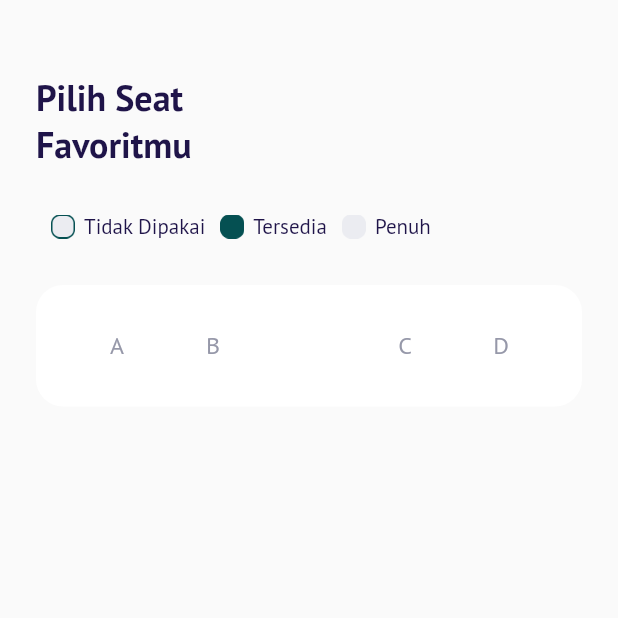
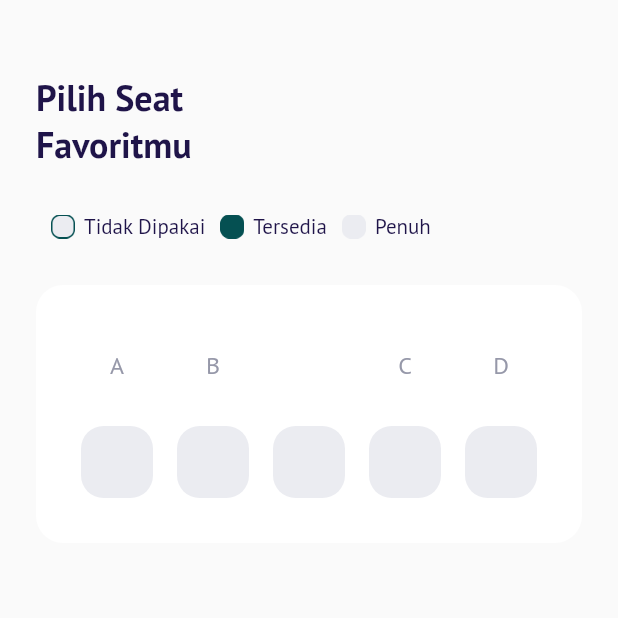
Before and after one commit to fredibagus12/terbangin-apps, a Flutter app: the ChooseSeatPage screen opened directly, on a phone screen of 412 x 824 dp, the top half of it. Run offline on Flutter 3.47's test engine with Material 2 defaults, Android fonts, the phone set to English and light mode, and no system bars; our stand-ins replace google_fonts.

Commit message:
Choose Seat Page - Seat Item 1

```diff
--- a/terbangin/lib/shared/theme.dart
+++ b/terbangin/lib/shared/theme.dart
@@ -13,7 +13,7 @@ Color kRedColor = const Color(0xffEB70A5);
 Color kBackgroundColor = const Color(0xffFAFAFA);
 Color kInactiveColor = const Color(0xffDBD7EC);
 Color kTransparentColor = Colors.transparent;
-
+Color kUnavailableColor = const Color(0xffEBECF1);
 TextStyle blackTextStyle = GoogleFonts.ptSans(
   color: kBlackColor,
 );
--- a/terbangin/lib/ui/pages/choose_seat_page.dart
+++ b/terbangin/lib/ui/pages/choose_seat_page.dart
@@ -1,6 +1,9 @@
+// ignore_for_file: sized_box_for_whitespace
+
 import 'package:flutter/material.dart';
 import 'package:flutter/rendering.dart';
 import 'package:terbangin/shared/theme.dart';
+import 'package:terbangin/ui/widget/seat_item.dart';
 
 class ChooseSeatPage extends StatelessWidget {
   const ChooseSeatPage({Key? key}) : super(key: key);
@@ -94,8 +97,11 @@ class ChooseSeatPage extends StatelessWidget {
         child: Column(
           children: [
             Row(
+              mainAxisAlignment: MainAxisAlignment.spaceAround,
               children: [
-                Expanded(
+                Container(
+                  width: 48,
+                  height: 48,
                   child: Center(
                     child: Text(
                       'A',
@@ -105,7 +111,9 @@ class ChooseSeatPage extends StatelessWidget {
                     ),
                   ),
                 ),
-                Expanded(
+                Container(
+                  width: 48,
+                  height: 48,
                   child: Center(
                     child: Text(
                       'B',
@@ -115,7 +123,9 @@ class ChooseSeatPage extends StatelessWidget {
                     ),
                   ),
                 ),
-                Expanded(
+                Container(
+                  width: 48,
+                  height: 48,
                   child: Center(
                     child: Text(
                       '',
@@ -125,7 +135,9 @@ class ChooseSeatPage extends StatelessWidget {
                     ),
                   ),
                 ),
-                Expanded(
+                Container(
+                  width: 48,
+                  height: 48,
                   child: Center(
                     child: Text(
                       'C',
@@ -135,7 +147,9 @@ class ChooseSeatPage extends StatelessWidget {
                     ),
                   ),
                 ),
-                Expanded(
+                Container(
+                  width: 48,
+                  height: 48,
                   child: Center(
                     child: Text(
                       'D',
@@ -147,6 +161,21 @@ class ChooseSeatPage extends StatelessWidget {
                 ),
               ],
             ),
+            // ignore: avoid_unnecessary_containers
+            Container(
+              margin: const EdgeInsets.only(top: 16),
+              child: Row(
+                mainAxisAlignment: MainAxisAlignment.spaceAround,
+                children: const [
+                  // ignore: prefer_const_constructors
+                  SeatItem(),
+                  SeatItem(),
+                  SeatItem(),
+                  SeatItem(),
+                  SeatItem(),
+                ],
+              ),
+            )
           ],
         ),
       );
--- /dev/null
+++ b/terbangin/lib/ui/widget/seat_item.dart
@@ -0,0 +1,18 @@
+import 'package:flutter/material.dart';
+import 'package:terbangin/shared/theme.dart';
+
+class SeatItem extends StatelessWidget {
+  const SeatItem({Key? key}) : super(key: key);
+
+  @override
+  Widget build(BuildContext context) {
+    return Container(
+      width: 48,
+      height: 48,
+      decoration: BoxDecoration(
+        color: kUnavailableColor,
+        borderRadius: BorderRadius.circular(15),
+      ),
+    );
+  }
+}
```
Also changed, not shown: terbangin/assets/unavailable_big.png (renamed from terbangin/assets/unavaila.png).
